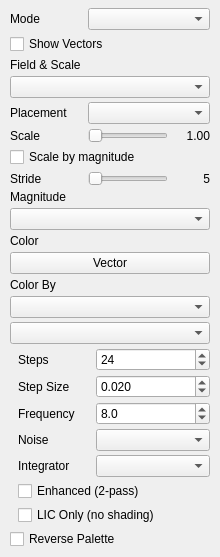
Above: src/ui/vectors_page.ui from thermeng/SciRender before the change. Below: the same form after it.
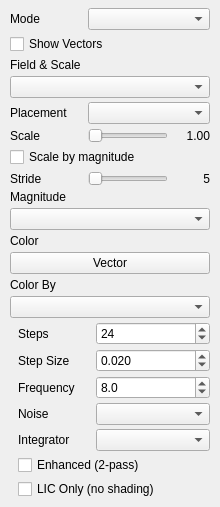
That is the form after the change.

Commit message: fix: slice colormap dead; removed dead ui page codes

The edit to the form file:
```diff
--- a/src/ui/vectors_page.ui
+++ b/src/ui/vectors_page.ui
@@ -216,9 +216,6 @@
         <item>
          <widget class="QComboBox" name="vectorColorModeCombo"/>
         </item>
-        <item>
-         <widget class="QComboBox" name="vCmapCombo"/>
-        </item>
        </layout>
       </widget>
      </item>
@@ -373,13 +370,6 @@
         </layout>
        </widget>
      </item>
-    <item>
-     <widget class="QCheckBox" name="revCb">
-        <property name="text">
-         <string>Reverse Palette</string>
-        </property>
-       </widget>
-      </item>
       </layout>
      </widget>
     </ui>
```
The commit also changes 16 other files.
